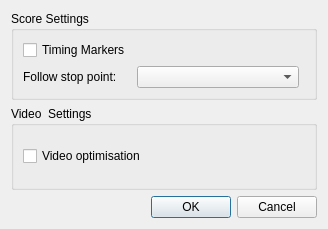
Before: the Qt Designer form PianoBooster/src/GuiPreferencesDialog.ui in chrisballinger/PianoBooster, drawn with Qt 5.
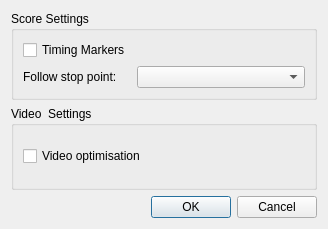
After: the same form once the commit is applied.

Commit message: ready for 0.6.2 release

```diff
--- a/PianoBooster/src/GuiPreferencesDialog.ui
+++ b/PianoBooster/src/GuiPreferencesDialog.ui
@@ -20,16 +20,7 @@
      </property>
      <layout class="QVBoxLayout" name="verticalLayout_3" >
       <item>
-       <layout class="QFormLayout" name="formLayout" >
-        <property name="fieldGrowthPolicy" >
-         <enum>QFormLayout::AllNonFixedFieldsGrow</enum>
-        </property>
-        <property name="formAlignment" >
-         <set>Qt::AlignLeading|Qt::AlignLeft|Qt::AlignVCenter</set>
-        </property>
-        <property name="rightMargin" >
-         <number>6</number>
-        </property>
+       <layout class="QGridLayout" name="gridLayout" >
         <item row="0" column="0" >
          <widget class="QCheckBox" name="timingMarkersCheck" >
           <property name="sizePolicy" >
@@ -66,6 +57,19 @@
           </property>
          </widget>
         </item>
+        <item row="0" column="1" >
+         <spacer name="horizontalSpacer" >
+          <property name="orientation" >
+           <enum>Qt::Horizontal</enum>
+          </property>
+          <property name="sizeHint" stdset="0" >
+           <size>
+            <width>40</width>
+            <height>20</height>
+           </size>
+          </property>
+         </spacer>
+        </item>
        </layout>
       </item>
      </layout>
```
